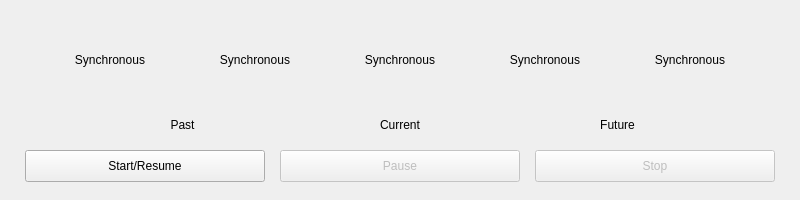
Old version of the form cardio_audio_sleep/commands/gui.ui in the repository fcbg-platforms/eeg-cardio-audio-sleep.
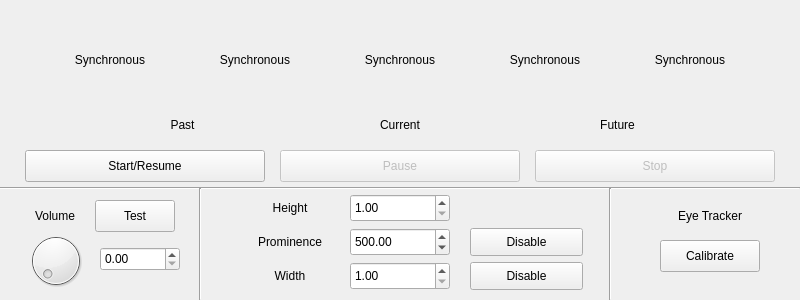
New version of the form.

```diff
--- a/cardio_audio_sleep/commands/gui.ui
+++ b/cardio_audio_sleep/commands/gui.ui
@@ -7,9 +7,15 @@
     <x>0</x>
     <y>0</y>
     <width>800</width>
-    <height>200</height>
+    <height>300</height>
    </rect>
   </property>
+  <property name="sizePolicy">
+   <sizepolicy hsizetype="Fixed" vsizetype="Fixed">
+    <horstretch>0</horstretch>
+    <verstretch>0</verstretch>
+   </sizepolicy>
+  </property>
   <property name="contextMenuPolicy">
    <enum>Qt::NoContextMenu</enum>
   </property>
@@ -211,6 +217,362 @@
      <set>Qt::AlignCenter</set>
     </property>
    </widget>
+   <widget class="QDoubleSpinBox" name="doubleSpinBox_height">
+    <property name="geometry">
+     <rect>
+      <x>350</x>
+      <y>194</y>
+      <width>100</width>
+      <height>28</height>
+     </rect>
+    </property>
+    <property name="sizePolicy">
+     <sizepolicy hsizetype="Fixed" vsizetype="Fixed">
+      <horstretch>0</horstretch>
+      <verstretch>0</verstretch>
+     </sizepolicy>
+    </property>
+    <property name="minimum">
+     <double>1.000000000000000</double>
+    </property>
+    <property name="maximum">
+     <double>100.000000000000000</double>
+    </property>
+   </widget>
+   <widget class="QPushButton" name="pushButton_prominence">
+    <property name="geometry">
+     <rect>
+      <x>470</x>
+      <y>228</y>
+      <width>113</width>
+      <height>28</height>
+     </rect>
+    </property>
+    <property name="sizePolicy">
+     <sizepolicy hsizetype="Fixed" vsizetype="Fixed">
+      <horstretch>0</horstretch>
+      <verstretch>0</verstretch>
+     </sizepolicy>
+    </property>
+    <property name="text">
+     <string>Disable</string>
+    </property>
+   </widget>
+   <widget class="QPushButton" name="pushButton_width">
+    <property name="geometry">
+     <rect>
+      <x>470</x>
+      <y>262</y>
+      <width>113</width>
+      <height>28</height>
+     </rect>
+    </property>
+    <property name="sizePolicy">
+     <sizepolicy hsizetype="Fixed" vsizetype="Fixed">
+      <horstretch>0</horstretch>
+      <verstretch>0</verstretch>
+     </sizepolicy>
+    </property>
+    <property name="text">
+     <string>Disable</string>
+    </property>
+   </widget>
+   <widget class="QDoubleSpinBox" name="doubleSpinBox_prominence">
+    <property name="geometry">
+     <rect>
+      <x>350</x>
+      <y>228</y>
+      <width>100</width>
+      <height>28</height>
+     </rect>
+    </property>
+    <property name="sizePolicy">
+     <sizepolicy hsizetype="Fixed" vsizetype="Fixed">
+      <horstretch>0</horstretch>
+      <verstretch>0</verstretch>
+     </sizepolicy>
+    </property>
+    <property name="decimals">
+     <number>2</number>
+    </property>
+    <property name="minimum">
+     <double>400.000000000000000</double>
+    </property>
+    <property name="maximum">
+     <double>3000.000000000000000</double>
+    </property>
+    <property name="singleStep">
+     <double>25.000000000000000</double>
+    </property>
+    <property name="value">
+     <double>500.000000000000000</double>
+    </property>
+   </widget>
+   <widget class="QDoubleSpinBox" name="doubleSpinBox_width">
+    <property name="geometry">
+     <rect>
+      <x>350</x>
+      <y>262</y>
+      <width>100</width>
+      <height>28</height>
+     </rect>
+    </property>
+    <property name="sizePolicy">
+     <sizepolicy hsizetype="Fixed" vsizetype="Fixed">
+      <horstretch>0</horstretch>
+      <verstretch>0</verstretch>
+     </sizepolicy>
+    </property>
+    <property name="minimum">
+     <double>1.000000000000000</double>
+    </property>
+    <property name="maximum">
+     <double>50.000000000000000</double>
+    </property>
+   </widget>
+   <widget class="QLabel" name="height">
+    <property name="geometry">
+     <rect>
+      <x>230</x>
+      <y>194</y>
+      <width>120</width>
+      <height>28</height>
+     </rect>
+    </property>
+    <property name="sizePolicy">
+     <sizepolicy hsizetype="Fixed" vsizetype="Fixed">
+      <horstretch>0</horstretch>
+      <verstretch>0</verstretch>
+     </sizepolicy>
+    </property>
+    <property name="text">
+     <string>Height</string>
+    </property>
+    <property name="alignment">
+     <set>Qt::AlignCenter</set>
+    </property>
+   </widget>
+   <widget class="QLabel" name="prominence">
+    <property name="geometry">
+     <rect>
+      <x>230</x>
+      <y>228</y>
+      <width>120</width>
+      <height>28</height>
+     </rect>
+    </property>
+    <property name="sizePolicy">
+     <sizepolicy hsizetype="Fixed" vsizetype="Fixed">
+      <horstretch>0</horstretch>
+      <verstretch>0</verstretch>
+     </sizepolicy>
+    </property>
+    <property name="text">
+     <string>Prominence</string>
+    </property>
+    <property name="alignment">
+     <set>Qt::AlignCenter</set>
+    </property>
+   </widget>
+   <widget class="QLabel" name="width">
+    <property name="geometry">
+     <rect>
+      <x>230</x>
+      <y>262</y>
+      <width>120</width>
+      <height>28</height>
+     </rect>
+    </property>
+    <property name="sizePolicy">
+     <sizepolicy hsizetype="Fixed" vsizetype="Fixed">
+      <horstretch>0</horstretch>
+      <verstretch>0</verstretch>
+     </sizepolicy>
+    </property>
+    <property name="text">
+     <string>Width</string>
+    </property>
+    <property name="alignment">
+     <set>Qt::AlignCenter</set>
+    </property>
+   </widget>
+   <widget class="Line" name="line">
+    <property name="geometry">
+     <rect>
+      <x>0</x>
+      <y>178</y>
+      <width>800</width>
+      <height>20</height>
+     </rect>
+    </property>
+    <property name="sizePolicy">
+     <sizepolicy hsizetype="Fixed" vsizetype="Fixed">
+      <horstretch>0</horstretch>
+      <verstretch>0</verstretch>
+     </sizepolicy>
+    </property>
+    <property name="orientation">
+     <enum>Qt::Horizontal</enum>
+    </property>
+   </widget>
+   <widget class="QDial" name="dial_volume">
+    <property name="geometry">
+     <rect>
+      <x>25</x>
+      <y>230</y>
+      <width>61</width>
+      <height>61</height>
+     </rect>
+    </property>
+    <property name="sizePolicy">
+     <sizepolicy hsizetype="Fixed" vsizetype="Fixed">
+      <horstretch>0</horstretch>
+      <verstretch>0</verstretch>
+     </sizepolicy>
+    </property>
+    <property name="maximum">
+     <number>100</number>
+    </property>
+   </widget>
+   <widget class="Line" name="line_2">
+    <property name="geometry">
+     <rect>
+      <x>190</x>
+      <y>188</y>
+      <width>20</width>
+      <height>112</height>
+     </rect>
+    </property>
+    <property name="sizePolicy">
+     <sizepolicy hsizetype="Fixed" vsizetype="Fixed">
+      <horstretch>0</horstretch>
+      <verstretch>0</verstretch>
+     </sizepolicy>
+    </property>
+    <property name="orientation">
+     <enum>Qt::Vertical</enum>
+    </property>
+   </widget>
+   <widget class="QLabel" name="volume">
+    <property name="geometry">
+     <rect>
+      <x>25</x>
+      <y>200</y>
+      <width>60</width>
+      <height>32</height>
+     </rect>
+    </property>
+    <property name="sizePolicy">
+     <sizepolicy hsizetype="Fixed" vsizetype="Fixed">
+      <horstretch>0</horstretch>
+      <verstretch>0</verstretch>
+     </sizepolicy>
+    </property>
+    <property name="text">
+     <string>Volume</string>
+    </property>
+    <property name="alignment">
+     <set>Qt::AlignCenter</set>
+    </property>
+   </widget>
+   <widget class="QDoubleSpinBox" name="doubleSpinBox_volume">
+    <property name="geometry">
+     <rect>
+      <x>100</x>
+      <y>247</y>
+      <width>80</width>
+      <height>24</height>
+     </rect>
+    </property>
+    <property name="sizePolicy">
+     <sizepolicy hsizetype="Fixed" vsizetype="Fixed">
+      <horstretch>0</horstretch>
+      <verstretch>0</verstretch>
+     </sizepolicy>
+    </property>
+    <property name="maximum">
+     <double>100.000000000000000</double>
+    </property>
+   </widget>
+   <widget class="QPushButton" name="pushButton">
+    <property name="geometry">
+     <rect>
+      <x>95</x>
+      <y>200</y>
+      <width>80</width>
+      <height>32</height>
+     </rect>
+    </property>
+    <property name="sizePolicy">
+     <sizepolicy hsizetype="Fixed" vsizetype="Fixed">
+      <horstretch>0</horstretch>
+      <verstretch>0</verstretch>
+     </sizepolicy>
+    </property>
+    <property name="text">
+     <string>Test</string>
+    </property>
+   </widget>
+   <widget class="Line" name="line_3">
+    <property name="geometry">
+     <rect>
+      <x>600</x>
+      <y>188</y>
+      <width>20</width>
+      <height>112</height>
+     </rect>
+    </property>
+    <property name="sizePolicy">
+     <sizepolicy hsizetype="Fixed" vsizetype="Fixed">
+      <horstretch>0</horstretch>
+      <verstretch>0</verstretch>
+     </sizepolicy>
+    </property>
+    <property name="orientation">
+     <enum>Qt::Vertical</enum>
+    </property>
+   </widget>
+   <widget class="QLabel" name="eye_tracker">
+    <property name="geometry">
+     <rect>
+      <x>660</x>
+      <y>200</y>
+      <width>100</width>
+      <height>32</height>
+     </rect>
+    </property>
+    <property name="sizePolicy">
+     <sizepolicy hsizetype="Fixed" vsizetype="Fixed">
+      <horstretch>0</horstretch>
+      <verstretch>0</verstretch>
+     </sizepolicy>
+    </property>
+    <property name="text">
+     <string>Eye Tracker</string>
+    </property>
+    <property name="alignment">
+     <set>Qt::AlignCenter</set>
+    </property>
+   </widget>
+   <widget class="QPushButton" name="pushButton_calibrate">
+    <property name="geometry">
+     <rect>
+      <x>660</x>
+      <y>240</y>
+      <width>100</width>
+      <height>32</height>
+     </rect>
+    </property>
+    <property name="sizePolicy">
+     <sizepolicy hsizetype="Fixed" vsizetype="Fixed">
+      <horstretch>0</horstretch>
+      <verstretch>0</verstretch>
+     </sizepolicy>
+    </property>
+    <property name="text">
+     <string>Calibrate</string>
+    </property>
+   </widget>
   </widget>
  </widget>
  <resources/>
```
Left out of the diff: 62 changed lines with no effect on the pictures.
